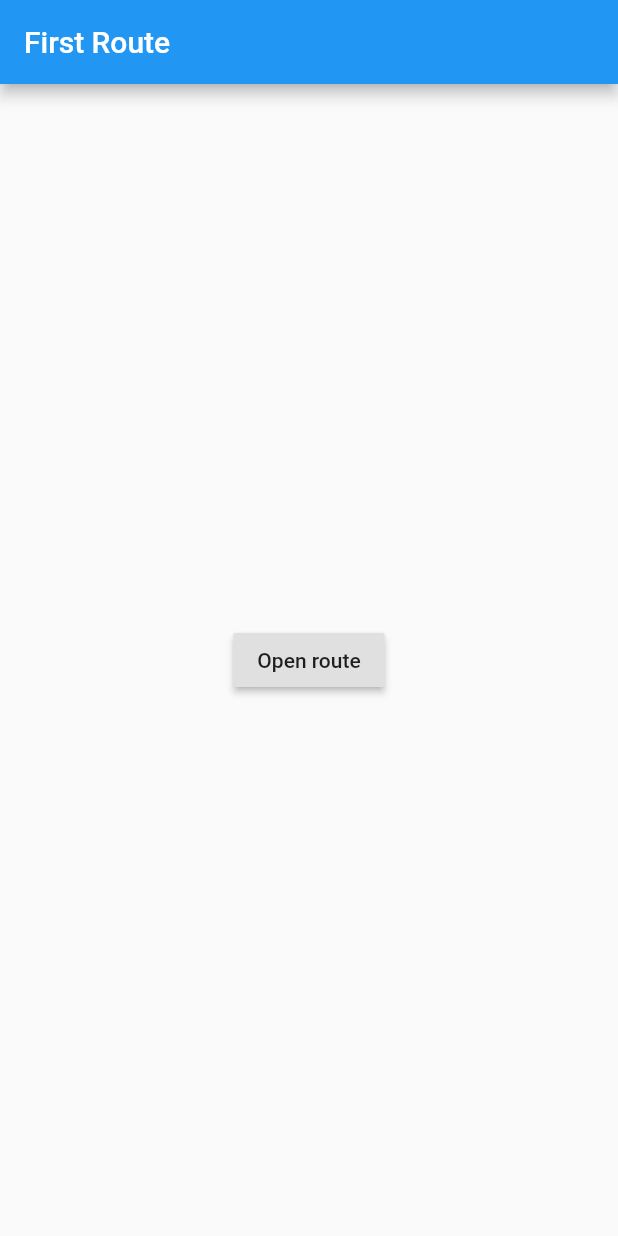
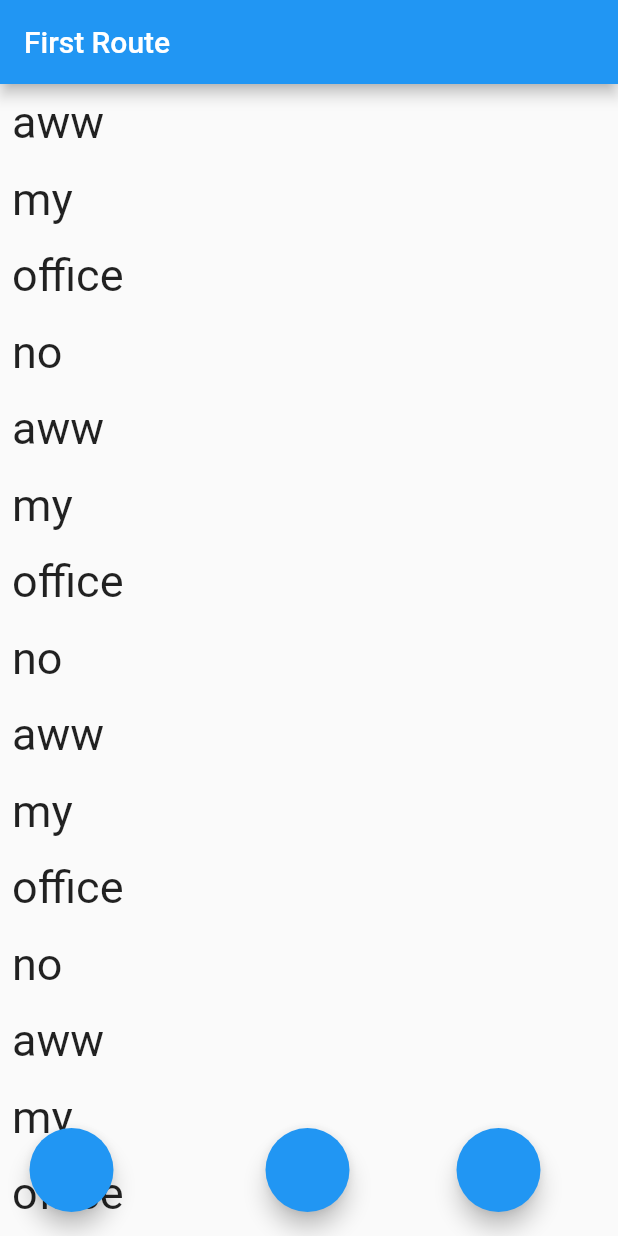
Before and after one commit to krxhna/Threedots, a Flutter app: the screen it shows after launch, on a phone screen of 412 x 824 dp. Run offline on Flutter 3.47's test engine with Material 2 defaults, Android fonts, the phone set to English and light mode, and no system bars.

Commit message:
7/4 krishna -added buttons

```diff
--- /dev/null
+++ b/lib/data.dart
@@ -0,0 +1 @@
+var litems = ['aww', 'my', 'office', 'no','aww', 'my', 'office', 'no','aww', 'my', 'office', 'no','aww', 'my', 'office', 'no'];
--- a/lib/main.dart
+++ b/lib/main.dart
@@ -1,4 +1,6 @@
 import 'package:flutter/material.dart';
+import 'package:flutter/services.dart';
+import 'data.dart';
 
 void main() {
   runApp(MaterialApp(
@@ -8,24 +10,58 @@ void main() {
 }
 
 class MyApp extends StatelessWidget {
+
   @override
   Widget build(BuildContext context) {
+    SystemChrome.setEnabledSystemUIOverlays([]);
+
     return Scaffold(
-      appBar: AppBar(
-        title: Text('First Route'),
-      ),
-      body: Center(
-        child: RaisedButton(
-          child: Text('Open route'),
-          onPressed: () {
-            Navigator.push(
-              context,
-              MaterialPageRoute(builder: (context) => SecondRoute()),
-            );
-          },
+        floatingActionButton: Row(
+          mainAxisAlignment: MainAxisAlignment.spaceAround,
+          children: <Widget>[
+            FloatingActionButton(onPressed: () {
+              Navigator.push(context,
+                  MaterialPageRoute(builder: (context) => SecondRoute()));
+            }),
+            Padding(
+              padding: const EdgeInsets.only(left: 30),
+              child: FloatingActionButton(onPressed: () {
+                Navigator.push(context,
+                    MaterialPageRoute(builder: (context) => SecondRoute()));
+              }),
+            ),
+            FloatingActionButton(onPressed: () {
+              Navigator.push(context,
+                  MaterialPageRoute(builder: (context) => SecondRoute()));
+            }),
+          ],
         ),
-      ),
-    );
+        appBar: AppBar(
+          title: Text('First Route'),
+        ),
+        body: new ListView.builder(
+            itemCount: litems.length,
+            itemBuilder: (BuildContext ctxt, int Index) {
+              return Padding(
+                padding: const EdgeInsets.all(8.0),
+                child: new Text(
+                  litems[Index],
+                  style: TextStyle(fontSize: 30),
+                ),
+              );
+            })
+        // body: Center(
+        //   child: RaisedButton(
+        //     child: Text('Open route'),
+        //     onPressed: () {
+        //       Navigator.push(
+        //         context,
+        //         MaterialPageRoute(builder: (context) => SecondRoute()),
+        //       );
+        //     },
+        //   ),
+        // ),
+        );
   }
 }
 
```
